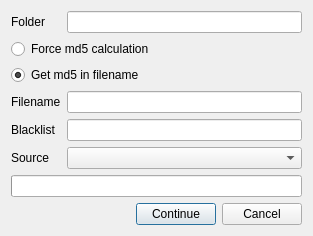
This is gui/src/utils/blacklist-fix/blacklist-fix-1.ui in Bionus/imgbrd-grabber as Qt 5 draws it before an edit. The edited form follows.
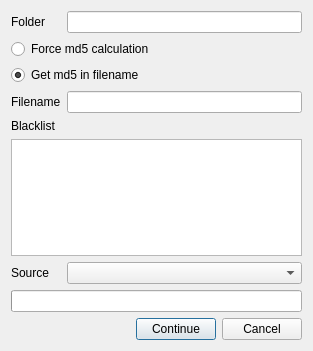
This is the edited form. Icons and pictures are not drawn.

Commit message: Add support for 'and' conditions in blacklist (fix #842)

```diff
--- a/gui/src/utils/blacklist-fix/blacklist-fix-1.ui
+++ b/gui/src/utils/blacklist-fix/blacklist-fix-1.ui
@@ -7,7 +7,7 @@
     <x>0</x>
     <y>0</y>
     <width>313</width>
-    <height>220</height>
+    <height>351</height>
    </rect>
   </property>
   <property name="windowTitle">
@@ -55,27 +55,17 @@
    <item row="3" column="1">
     <widget class="QLineEdit" name="lineFilename"/>
    </item>
-   <item row="4" column="0">
-    <widget class="QLabel" name="label_3">
-     <property name="text">
-      <string>Blacklist</string>
-     </property>
-    </widget>
-   </item>
-   <item row="4" column="1">
-    <widget class="QLineEdit" name="lineBlacklist"/>
-   </item>
-   <item row="5" column="0">
-    <widget class="QLabel" name="label_4">
+   <item row="6" column="0">
+    <widget class="QLabel" name="labelSource">
      <property name="text">
       <string>Source</string>
      </property>
     </widget>
    </item>
-   <item row="5" column="1">
+   <item row="6" column="1">
     <widget class="QComboBox" name="comboSource"/>
    </item>
-   <item row="6" column="0" colspan="2">
+   <item row="7" column="0" colspan="2">
     <widget class="QProgressBar" name="progressBar">
      <property name="enabled">
       <bool>true</bool>
@@ -85,8 +75,8 @@
      </property>
     </widget>
    </item>
-   <item row="7" column="0" colspan="2">
-    <layout class="QHBoxLayout" name="horizontalLayout_4">
+   <item row="8" column="0" colspan="2">
+    <layout class="QHBoxLayout" name="layoutButtons">
      <item>
       <spacer name="horizontalSpacer">
        <property name="orientation">
@@ -116,6 +106,16 @@
      </item>
     </layout>
    </item>
+   <item row="5" column="0" colspan="2">
+    <widget class="QPlainTextEdit" name="textBlacklist"/>
+   </item>
+   <item row="4" column="0" colspan="2">
+    <widget class="QLabel" name="labelBlacklist">
+     <property name="text">
+      <string>Blacklist</string>
+     </property>
+    </widget>
+   </item>
   </layout>
  </widget>
  <resources>
```
Left out of the diff: 10 changed lines with no effect on the pictures. The commit also changes 21 other files.
